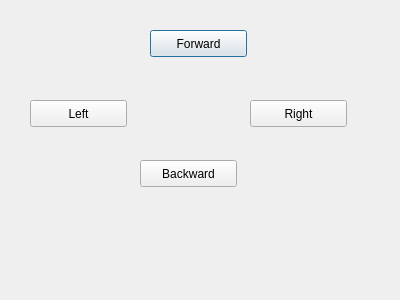
This is src/dialog/irobotdialog.ui in hkaraoguz/ISLFramework as Qt 5 draws it before an edit. The edited form follows.
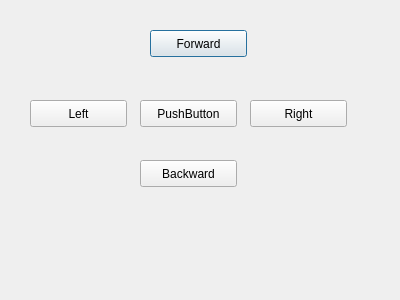
This is the edited form.

```diff
--- a/src/dialog/irobotdialog.ui
+++ b/src/dialog/irobotdialog.ui
@@ -65,6 +65,19 @@
     <string>Right</string>
    </property>
   </widget>
+  <widget class="QPushButton" name="butRobotStop">
+   <property name="geometry">
+    <rect>
+     <x>140</x>
+     <y>100</y>
+     <width>97</width>
+     <height>27</height>
+    </rect>
+   </property>
+   <property name="text">
+    <string>PushButton</string>
+   </property>
+  </widget>
  </widget>
  <resources/>
  <connections/>
```
